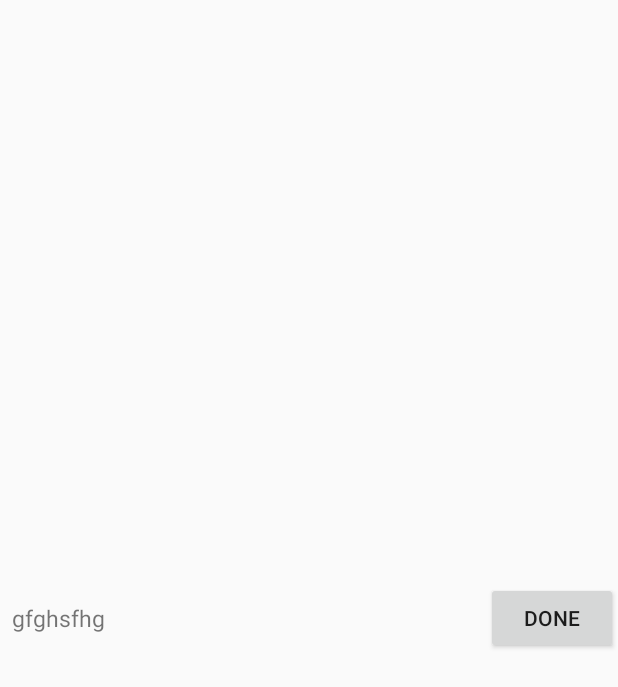
After one commit to TarasLozovoy/LifeRPG-Tasks, an Android app: the layout tasks_list_view.xml on its own in the app's theme, with its tools: preview values and no code run, on a phone screen of 412 x 824 dp. The commit adds this screen. Shown: the top 687 px of the screen. Run offline under Robolectric (Android 15) with nearby library versions, the phone set to English and light mode, and no system bars.

Commit message:
Added tasks performing.

```diff
--- a/app/src/main/java/com/levor/liferpg/Model/LifeEntity.java
+++ b/app/src/main/java/com/levor/liferpg/Model/LifeEntity.java
@@ -194,7 +194,9 @@ public class LifeEntity {
     }
 
 
-
+    public Task getTaskByTitle(String title){
+        return tasks.get(title);
+    }
 
 
     private Characteristic getCharacteristicByTitle(String title) throws IOException {
--- /dev/null
+++ b/app/src/main/res/layout/tasks_list_view.xml
@@ -0,0 +1,27 @@
+<?xml version="1.0" encoding="utf-8"?>
+<RelativeLayout xmlns:android="http://schemas.android.com/apk/res/android"
+    android:orientation="vertical" android:layout_width="match_parent"
+    android:layout_height="match_parent"
+    android:descendantFocusability="blocksDescendants">
+    <TextView
+        android:id="@+id/list_item_string"
+        android:layout_width="wrap_content"
+        android:layout_height="wrap_content"
+        android:paddingLeft="8dp"
+        android:text="gfghsfhg"
+        android:textSize="15sp"
+        android:layout_toLeftOf="@+id/check_button"
+        android:layout_alignParentLeft="true"
+        android:layout_alignParentStart="true"
+        android:layout_centerVertical="true" />
+
+    <Button
+        android:id="@+id/check_button"
+        android:layout_width="wrap_content"
+        android:layout_height="wrap_content"
+        android:text="@string/tasks_list_view_positive_button"
+        android:layout_centerVertical="true"
+        android:layout_alignParentRight="true"
+        android:layout_alignParentEnd="true" />
+
+</RelativeLayout>
--- a/app/src/main/res/values/strings.xml
+++ b/app/src/main/res/values/strings.xml
@@ -13,4 +13,6 @@
     <string name="stamina">Stamina -</string>
     <string name="dexterity">Dexterity -</string>
     <string name="title_activity_skills">SkillsActivity</string>
+
+    <string name="tasks_list_view_positive_button">Done</string>
 </resources>
```
Also changed, not shown: app/src/main/java/com/levor/liferpg/Adapters/TasksAdapter.java (added, +102 -0 lines), app/src/main/java/com/levor/liferpg/Controller/LifeController.java (+7 -4 lines), app/src/main/java/com/levor/liferpg/View/TasksActivity.java (+11 -21 lines), app/src/main/res/layout/activity_tasks.xml (+1 -20 lines).
